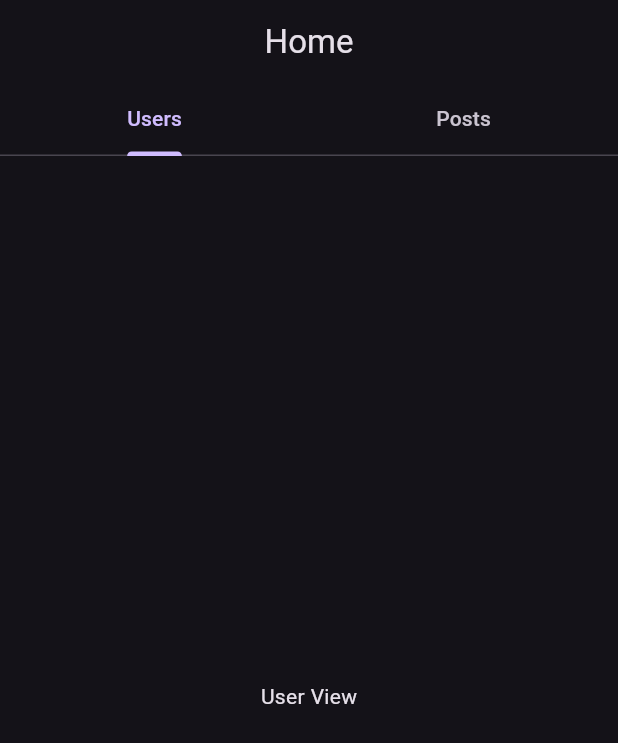
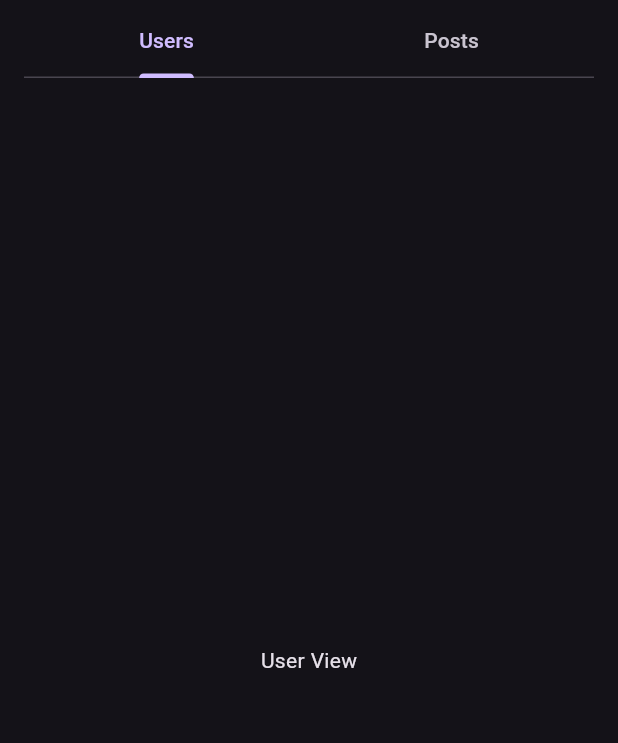
Before and after one commit to Marwannnnnntarek/mobile_task, a Flutter app: the screen it shows after launch, on a phone screen of 412 x 824 dp. Shown: the top 743 px of the screen. Run offline on Flutter 3.47's test engine with Material 3 defaults, Android fonts, the phone set to English and light mode, and no system bars; our stand-ins replace go_router.

Commit message:
created empty users, posts and user post views.

```diff
--- a/lib/core/helpers/app_routes.dart
+++ b/lib/core/helpers/app_routes.dart
@@ -1,12 +1,14 @@
 import 'package:go_router/go_router.dart';
 import 'package:mobile_task/features/home/presentations/view/home_view.dart';
 import 'package:mobile_task/features/home/presentations/view/post_view.dart';
+import 'package:mobile_task/features/home/presentations/view/user_post_view.dart';
 import 'package:mobile_task/features/home/presentations/view/user_view.dart';
 
 class AppRoutes {
   static const String home = '/HomeView';
   static const String user = '/UserView';
   static const String post = '/PostView';
+  static const String userPost = '/UserPostView';
 
   static final GoRouter router = GoRouter(
     initialLocation: home,
@@ -14,6 +16,7 @@ class AppRoutes {
       GoRoute(path: home, builder: (context, state) => HomeView()),
       GoRoute(path: user, builder: (context, state) => UserView()),
       GoRoute(path: post, builder: (context, state) => PostView()),
+      GoRoute(path: post, builder: (context, state) => UserPostView()),
     ],
   );
 }
--- a/lib/features/home/presentations/view/home_view.dart
+++ b/lib/features/home/presentations/view/home_view.dart
@@ -7,13 +7,12 @@ class HomeView extends StatelessWidget {
 
   @override
   Widget build(BuildContext context) {
-    return DefaultTabController(
-      length: 2,
-      child: SafeArea(
+    return SafeArea(
+      child: DefaultTabController(
+        length: 2,
         child: Scaffold(
           appBar: AppBar(
-            title: Center(child: Text('Home')),
-            bottom: TabBar(tabs: [Tab(text: 'Users'), Tab(text: 'Posts')]),
+            title: TabBar(tabs: [Tab(text: 'Users'), Tab(text: 'Posts')]),
           ),
           body: TabBarView(children: [UserView(), PostView()]),
         ),
```
Also changed, not shown: lib/features/home/presentations/view/user_post_view.dart (added, +10 -0 lines).
